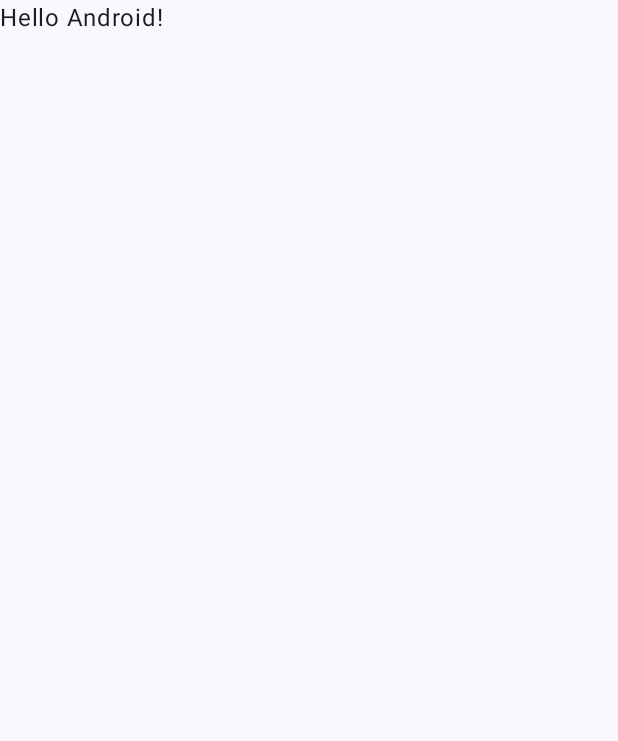
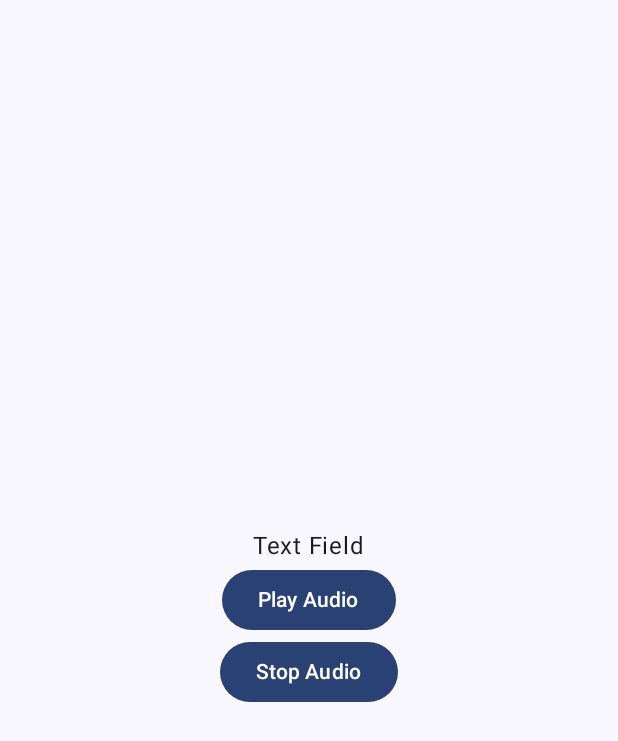
Before and after one commit to ThulaniCreatives/HearItBetter, an Android app built with Jetpack Compose: the screen it shows after launch (MainActivity), on a phone screen of 412 x 824 dp. Before the commit the part shown is almost empty. Shown: the top 741 px of the screen. Run offline under Robolectric (Android 15) with nearby library versions, the light colour scheme and no system bars.

Commit message:
[Feature/100000] add mediaPlayer to play noise and digits from the resource.

```diff
--- /dev/null
+++ b/app/src/main/java/com/example/hearitbetter/HearItBetter.kt
@@ -0,0 +1,6 @@
+package com.example.hearitbetter
+
+import android.app.Application
+
+class HearItBetter: Application() {
+}
--- a/app/src/main/java/com/example/hearitbetter/MainActivity.kt
+++ b/app/src/main/java/com/example/hearitbetter/MainActivity.kt
@@ -4,25 +4,41 @@ import android.os.Bundle
 import androidx.activity.ComponentActivity
 import androidx.activity.compose.setContent
 import androidx.activity.enableEdgeToEdge
+import androidx.compose.foundation.layout.Arrangement
+import androidx.compose.foundation.layout.Column
 import androidx.compose.foundation.layout.fillMaxSize
 import androidx.compose.foundation.layout.padding
+import androidx.compose.material3.Button
 import androidx.compose.material3.Scaffold
 import androidx.compose.material3.Text
 import androidx.compose.runtime.Composable
+import androidx.compose.runtime.LaunchedEffect
+import androidx.compose.runtime.rememberCoroutineScope
+import androidx.compose.ui.Alignment
 import androidx.compose.ui.Modifier
 import androidx.compose.ui.tooling.preview.Preview
+import com.example.hearitbetter.audioManager.AudioPlayer
 import com.example.hearitbetter.ui.theme.HearItBetterTheme
+import kotlinx.coroutines.delay
+import kotlinx.coroutines.launch
+import java.io.File
 
 class MainActivity : ComponentActivity() {
+
+    private val playAudio by lazy {
+        AudioPlayer(applicationContext)
+    }
+
+    private val audioFile: File? = null
+
     override fun onCreate(savedInstanceState: Bundle?) {
         super.onCreate(savedInstanceState)
         enableEdgeToEdge()
         setContent {
             HearItBetterTheme {
                 Scaffold(modifier = Modifier.fillMaxSize()) { innerPadding ->
-                    Greeting(
-                        name = "Android",
-                        modifier = Modifier.padding(innerPadding)
+                    TestScreen(
+                        name = "Android", modifier = Modifier.padding(innerPadding), playAudio
                     )
                 }
             }
@@ -31,17 +47,37 @@ class MainActivity : ComponentActivity() {
 }
 
 @Composable
-fun Greeting(name: String, modifier: Modifier = Modifier) {
-    Text(
-        text = "Hello $name!",
-        modifier = modifier
-    )
+fun TestScreen(name: String, modifier: Modifier = Modifier, playAudio: AudioPlayer) {
+ val scope = rememberCoroutineScope()
+    Column(
+        modifier = modifier.fillMaxSize(),
+        verticalArrangement = Arrangement.Center,
+        horizontalAlignment = Alignment.CenterHorizontally
+    ) {
+
+        Text("Text Field")
+        Button(onClick = {
+            playAudio.playAudio(R.raw.noise_2)
+            scope.launch {
+                delay(5000)
+            }
+            playAudio.playAudio(R.raw.one)
+
+        }) { Text("Play Audio") }
+
+        Button(onClick = {
+            playAudio.stopAudio()
+
+        }) { Text("Stop Audio") }
+
+    }
+
 }
 
 @Preview(showBackground = true)
 @Composable
 fun GreetingPreview() {
     HearItBetterTheme {
-        Greeting("Android")
+        //TestScreen("Android", playAudio = playAudio)
     }
 }
--- /dev/null
+++ b/app/src/main/java/com/example/hearitbetter/audioManager/IAudioPlayer.kt
@@ -0,0 +1,6 @@
+package com.example.hearitbetter.audioManager
+
+interface IAudioPlayer {
+    fun playAudio(audio:Int)
+    fun stopAudio()
+}
--- a/gradle/libs.versions.toml
+++ b/gradle/libs.versions.toml
@@ -8,6 +8,7 @@ espressoCore = "3.7.0"
 lifecycleRuntimeKtx = "2.9.2"
 activityCompose = "1.10.1"
 composeBom = "2024.09.00"
+hilt = "2.51.1"
 
 [libraries]
 androidx-core-ktx = { group = "androidx.core", name = "core-ktx", version.ref = "coreKtx" }
@@ -29,3 +30,4 @@ androidx-material3 = { group = "androidx.compose.material3", name = "material3"
 android-application = { id = "com.android.application", version.ref = "agp" }
 kotlin-android = { id = "org.jetbrains.kotlin.android", version.ref = "kotlin" }
 kotlin-compose = { id = "org.jetbrains.kotlin.plugin.compose", version.ref = "kotlin" }
+dagger-hilt = {id = "com.google.dagger.hilt.android",version.ref = "hilt"}
```
Also changed, not shown: app/src/main/java/com/example/hearitbetter/audioManager/AudioPlayer.kt (added, +23 -0 lines), app/src/main/java/com/example/hearitbetter/data/Noise.kt (added, +45 -0 lines), app/src/main/java/com/example/hearitbetter/data/NoiseTestUIState.kt (added, +12 -0 lines), app/src/main/java/com/example/hearitbetter/ui/theme/AudioPlayerViewModel.kt (added, +25 -0 lines), 11 other files.
